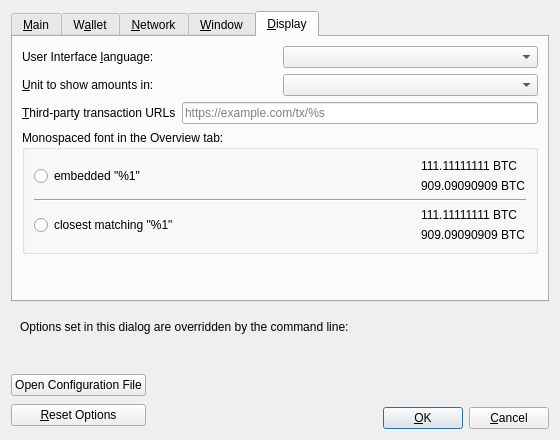
This is src/qt/forms/optionsdialog.ui in bitweb-project/bitweb as Qt 5 draws it before an edit. The edited form follows.
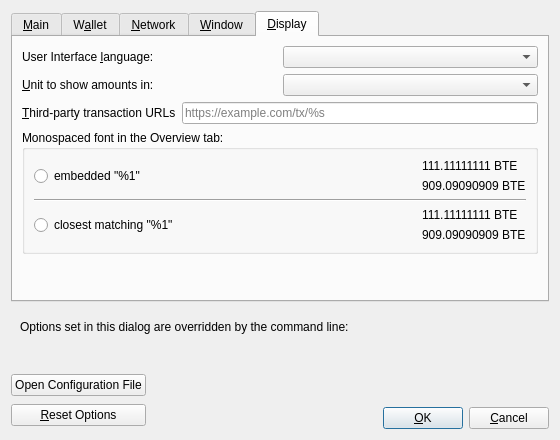
This is the edited form. The open tabs and pages were chosen to show the change. Custom widgets are drawn as their Qt base class.

```diff
--- a/src/qt/forms/optionsdialog.ui
+++ b/src/qt/forms/optionsdialog.ui
@@ -804,14 +804,14 @@
               <item>
                <widget class="QLabel" name="embeddedFont_label_1">
                 <property name="text">
-                 <string notr="true">111.11111111 BTC</string>
+                 <string notr="true">111.11111111 BTE</string>
                 </property>
                </widget>
               </item>
               <item>
                <widget class="QLabel" name="embeddedFont_label_9">
                 <property name="text">
-                 <string notr="true">909.09090909 BTC</string>
+                 <string notr="true">909.09090909 BTE</string>
                 </property>
                </widget>
               </item>
@@ -853,14 +853,14 @@
               <item>
                <widget class="QLabel" name="systemFont_label_1">
                 <property name="text">
-                 <string notr="true">111.11111111 BTC</string>
+                 <string notr="true">111.11111111 BTE</string>
                 </property>
                </widget>
               </item>
               <item>
                <widget class="QLabel" name="systemFont_label_9">
                 <property name="text">
-                 <string notr="true">909.09090909 BTC</string>
+                 <string notr="true">909.09090909 BTE</string>
                 </property>
                </widget>
               </item>
```
Left out of the diff: 10 changed lines with no effect on the pictures.
